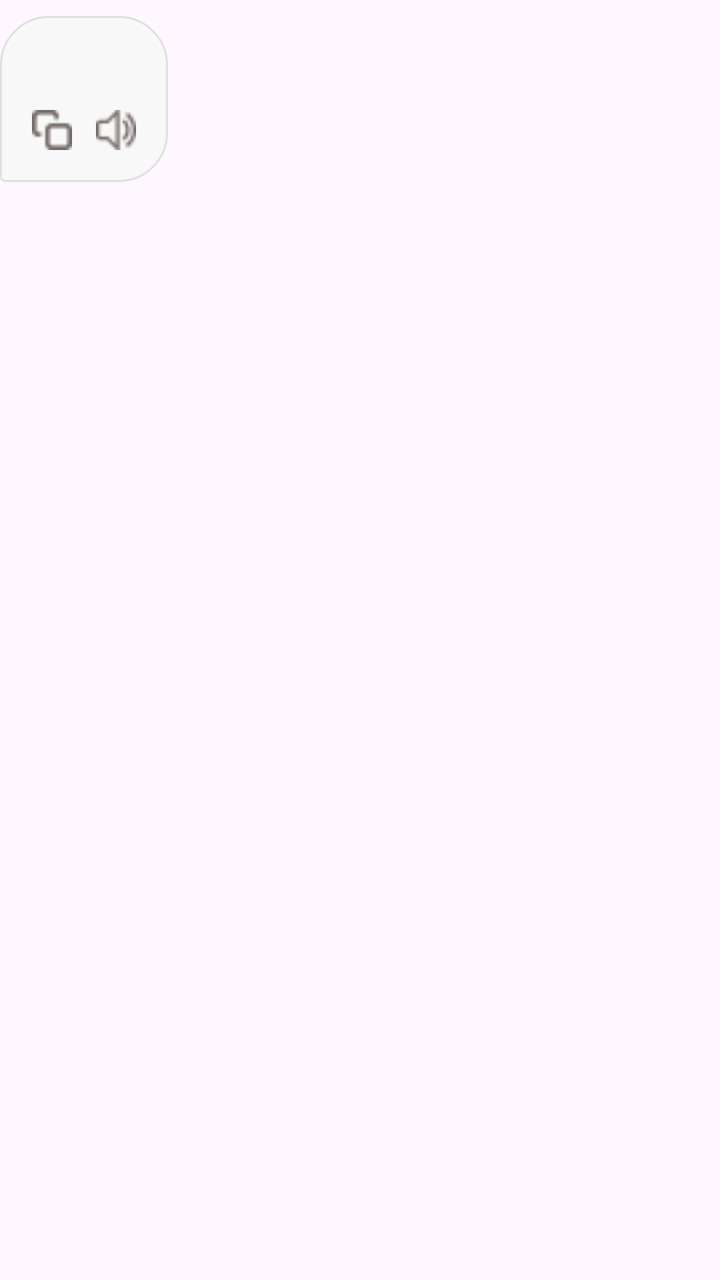
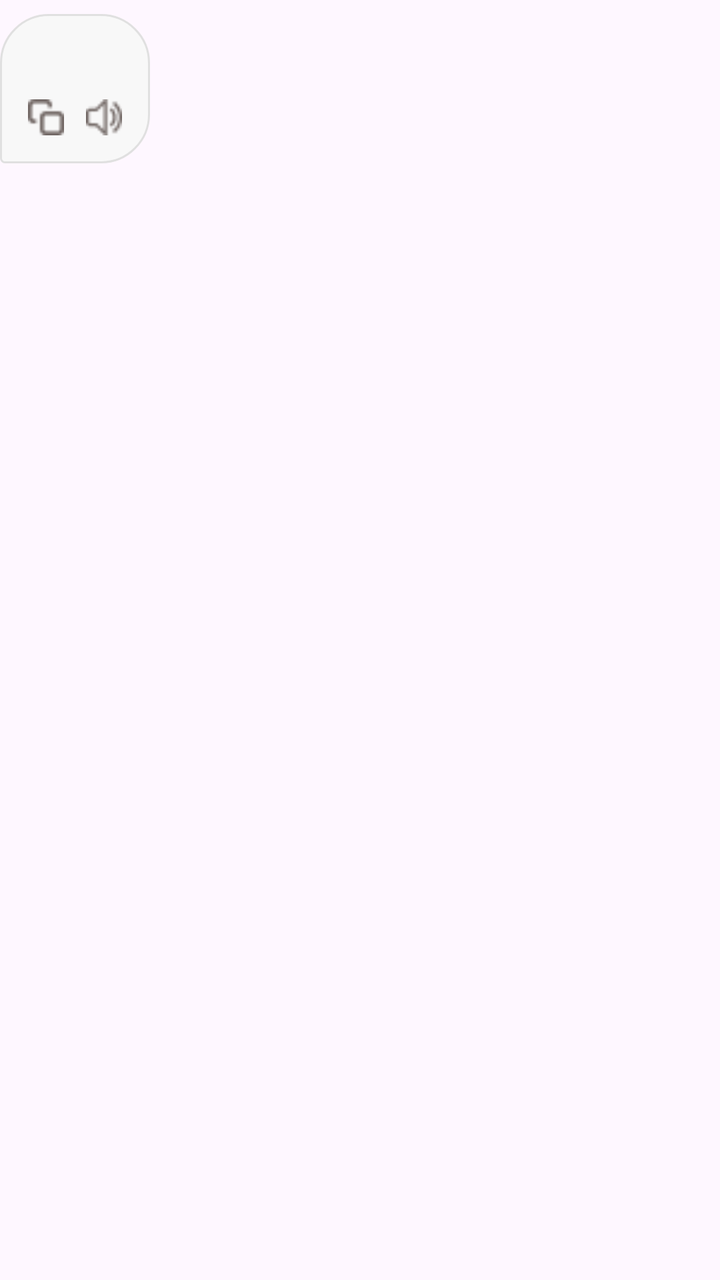

Compare the two renders of this Android layout. The source of the first and the diff that turns it into the second are given below.
<!-- AndroidManifest.xml: application theme Theme.ApolloMobile -->
<!-- res/layout/item_chat_bot.xml -->
<?xml version="1.0" encoding="utf-8"?>
<androidx.constraintlayout.widget.ConstraintLayout xmlns:android="http://schemas.android.com/apk/res/android"
    xmlns:app="http://schemas.android.com/apk/res-auto"
    android:layout_width="match_parent"
    android:layout_height="wrap_content"
    android:paddingVertical="8dp">

    <LinearLayout
        android:layout_width="wrap_content"
        android:layout_height="wrap_content"
        android:background="@drawable/bg_chat_bot"
        android:orientation="vertical"
        android:padding="16dp"
        app:layout_constrainedWidth="true"
        app:layout_constraintEnd_toEndOf="@+id/guideline_bot"
        app:layout_constraintHorizontal_bias="0"
        app:layout_constraintStart_toStartOf="parent"
        app:layout_constraintTop_toTopOf="parent">

        <TextView
            android:id="@+id/tvBotMessage"
            style="@style/apollo_body3"
            android:layout_width="wrap_content"
            android:layout_height="wrap_content"
            android:lineSpacingExtra="2dp"
            android:textColor="@color/neutral_black" />

        <TextView
            android:id="@+id/tvBotSources"
            style="@style/apollo_caption"
            android:layout_width="wrap_content"
            android:layout_height="wrap_content"
            android:layout_marginTop="12dp"
            android:textColor="@color/neutral_gray"
            android:visibility="gone" />

        <LinearLayout
            android:layout_width="wrap_content"
            android:layout_height="wrap_content"
            android:layout_marginTop="12dp"
            android:orientation="horizontal">

            <ImageView
                android:id="@+id/ivCopyBot"
                android:layout_width="20dp"
                android:layout_height="20dp"
                android:layout_marginEnd="12dp"
                android:contentDescription="@string/chat_copy"
                android:src="@drawable/ic_copypaste"
                app:tint="@color/neutral_gray" />

            <ImageView
                android:id="@+id/ivSpeakBot"
                android:layout_width="20dp"
                android:layout_height="20dp"
                android:contentDescription="@string/chat_speak"
                android:src="@drawable/ic_sound"
                app:tint="@color/neutral_gray" />
        </LinearLayout>
    </LinearLayout>

    <androidx.constraintlayout.widget.Guideline
        android:id="@+id/guideline_bot"
        android:layout_width="wrap_content"
        android:layout_height="wrap_content"
        android:orientation="vertical"
        app:layout_constraintGuide_percent="0.8053528" />

</androidx.constraintlayout.widget.ConstraintLayout>
<!-- resources referenced by this layout -->
<resources>
  <color name="neutral_black">#1C1C1C</color>
  <color name="neutral_gray">#716764</color>
  <!-- drawable bg_chat_bot (drawable) -->
  <?xml version="1.0" encoding="utf-8"?>
  <shape xmlns:android="http://schemas.android.com/apk/res/android">
      <solid android:color="#F8F8F8" />
      <stroke android:width="1dp" android:color="#E0E0E0" />
      <corners
          android:topLeftRadius="24dp"
          android:topRightRadius="24dp"
          android:bottomLeftRadius="2dp"
          android:bottomRightRadius="24dp" />
  </shape>
  <!-- drawable ic_copypaste: png bitmap (drawable, 355 bytes) -->
  <!-- drawable ic_sound: png bitmap (drawable, 500 bytes) -->
  <string name="chat_copy">Copiar texto</string>
  <string name="chat_speak">Ouvir resposta</string>
  <style name="apollo_body3" parent="apollo_text_base">
          <item name="android:fontFamily">@font/manrope_regular</item>
          <item name="android:textSize">14sp</item>
      </style>
  <style name="apollo_caption" parent="apollo_text_base">
          <item name="android:fontFamily">@font/manrope_regular</item>
          <item name="android:textSize">8sp</item>
      </style>
  <style name="Theme.ApolloMobile" parent="Base.Theme.ApolloMobile" />
  <style name="apollo_text_base">
          <item name="android:textColor">@color/neutral_black</item>
      </style>
  <style name="Base.Theme.ApolloMobile" parent="Theme.Material3.DayNight.NoActionBar">
          
          <item name="colorPrimary">@color/secondary_three</item>
          <item name="android:statusBarColor">@color/secondary_three</item>
          <item name="android:windowLightStatusBar">false</item>
      </style>
  <color name="secondary_three">#FE4A11</color>
</resources>

<!-- the commit's change to res/layout/item_chat_bot.xml (unified diff, before → after) -->
@@ -3,14 +3,14 @@
     xmlns:app="http://schemas.android.com/apk/res-auto"
     android:layout_width="match_parent"
     android:layout_height="wrap_content"
-    android:paddingVertical="8dp">
+    android:paddingVertical="@dimen/space_8">
 
     <LinearLayout
         android:layout_width="wrap_content"
         android:layout_height="wrap_content"
         android:background="@drawable/bg_chat_bot"
         android:orientation="vertical"
-        android:padding="16dp"
+        android:padding="@dimen/space_16"
         app:layout_constrainedWidth="true"
         app:layout_constraintEnd_toEndOf="@+id/guideline_bot"
         app:layout_constraintHorizontal_bias="0"
@@ -30,29 +30,29 @@
             style="@style/apollo_caption"
             android:layout_width="wrap_content"
             android:layout_height="wrap_content"
-            android:layout_marginTop="12dp"
+            android:layout_marginTop="@dimen/space_12"
             android:textColor="@color/neutral_gray"
             android:visibility="gone" />
 
         <LinearLayout
             android:layout_width="wrap_content"
             android:layout_height="wrap_content"
-            android:layout_marginTop="12dp"
+            android:layout_marginTop="@dimen/space_12"
             android:orientation="horizontal">
 
             <ImageView
                 android:id="@+id/ivCopyBot"
-                android:layout_width="20dp"
-                android:layout_height="20dp"
-                android:layout_marginEnd="12dp"
+                android:layout_width="@dimen/space_20"
+                android:layout_height="@dimen/space_20"
+                android:layout_marginEnd="@dimen/space_12"
                 android:contentDescription="@string/chat_copy"
                 android:src="@drawable/ic_copypaste"
                 app:tint="@color/neutral_gray" />
 
             <ImageView
                 android:id="@+id/ivSpeakBot"
-                android:layout_width="20dp"
-                android:layout_height="20dp"
+                android:layout_width="@dimen/space_20"
+                android:layout_height="@dimen/space_20"
                 android:contentDescription="@string/chat_speak"
                 android:src="@drawable/ic_sound"
                 app:tint="@color/neutral_gray" />
<!-- resource entries referenced after the edit -->
@@ -2,6 +2,10 @@
 <resources>
   <color name="neutral_black">#1C1C1C</color>
   <color name="neutral_gray">#716764</color>
+  <dimen name="space_12">10dp</dimen>
+  <dimen name="space_16">13dp</dimen>
+  <dimen name="space_20">16dp</dimen>
+  <dimen name="space_8">6dp</dimen>
   <!-- drawable bg_chat_bot (drawable) -->
   <?xml version="1.0" encoding="utf-8"?>
   <shape xmlns:android="http://schemas.android.com/apk/res/android">
@@ -19,16 +23,18 @@
   <string name="chat_speak">Ouvir resposta</string>
   <style name="apollo_body3" parent="apollo_text_base">
           <item name="android:fontFamily">@font/manrope_regular</item>
-          <item name="android:textSize">14sp</item>
+          <item name="android:textSize">@dimen/text_14</item>
       </style>
   <style name="apollo_caption" parent="apollo_text_base">
           <item name="android:fontFamily">@font/manrope_regular</item>
-          <item name="android:textSize">8sp</item>
+          <item name="android:textSize">@dimen/text_8</item>
       </style>
   <style name="Theme.ApolloMobile" parent="Base.Theme.ApolloMobile" />
   <style name="apollo_text_base">
           <item name="android:textColor">@color/neutral_black</item>
       </style>
+  <dimen name="text_14">12.5sp</dimen>
+  <dimen name="text_8">8sp</dimen>
   <style name="Base.Theme.ApolloMobile" parent="Theme.Material3.DayNight.NoActionBar">
           
           <item name="colorPrimary">@color/secondary_three</item>
